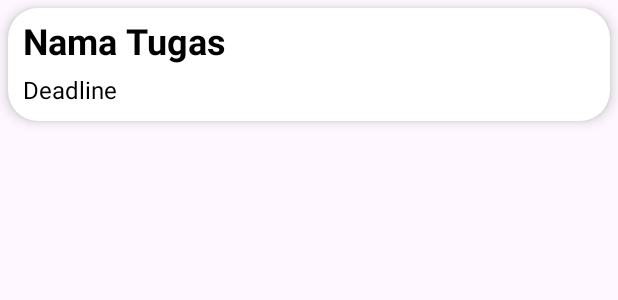
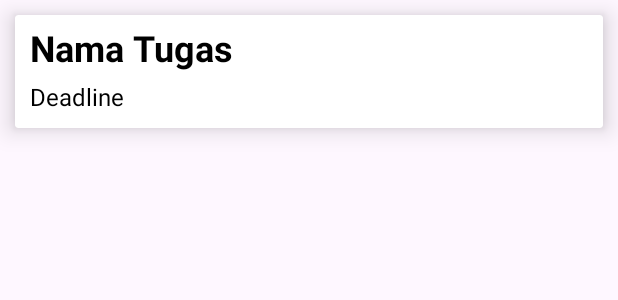
Before and after one commit to Imamh28/tubes_praktikum_mobile, an Android app: the layout task_item.xml on its own in the app's theme, with its tools: preview values and no code run, on a phone screen of 412 x 824 dp. Shown: the top 300 px of the screen. Run offline under Robolectric (Android 15) with nearby library versions, the phone set to English and light mode, and no system bars.

Commit message:
ikon yang keren

```diff
--- /dev/null
+++ b/app/src/main/res/drawable/baseline_add_24.xml
@@ -0,0 +1,5 @@
+<vector android:height="24dp" android:tint="#FFFFFF"
+    android:viewportHeight="24" android:viewportWidth="24"
+    android:width="24dp" xmlns:android="http://schemas.android.com/apk/res/android">
+    <path android:fillColor="@android:color/white" android:pathData="M19,13h-6v6h-2v-6H5v-2h6V5h2v6h6v2z"/>
+</vector>
--- a/app/src/main/res/drawable/blue_border.xml
+++ b/app/src/main/res/drawable/blue_border.xml
@@ -5,7 +5,7 @@
     <stroke
         android:width="2dp"
         android:color="@color/blue"/>
-    <corners
-        android:radius="30dp"/>
+<!--    <corners-->
+<!--        android:radius="25dp"/>-->
 
 </shape>
--- a/app/src/main/res/layout/task_item.xml
+++ b/app/src/main/res/layout/task_item.xml
@@ -4,9 +4,8 @@
     xmlns:app="http://schemas.android.com/apk/res-auto"
     android:layout_width="match_parent"
     android:layout_height="wrap_content"
-    android:layout_margin="5dp"
-    app:cardCornerRadius="20dp"
-    app:cardElevation="5dp">
+    android:layout_margin="10dp"
+    app:cardElevation="10dp">
 
     <androidx.constraintlayout.widget.ConstraintLayout
         android:layout_width="match_parent"
```
Also changed, not shown: app/src/main/res/layout/activity_main.xml (+4 -4 lines).
